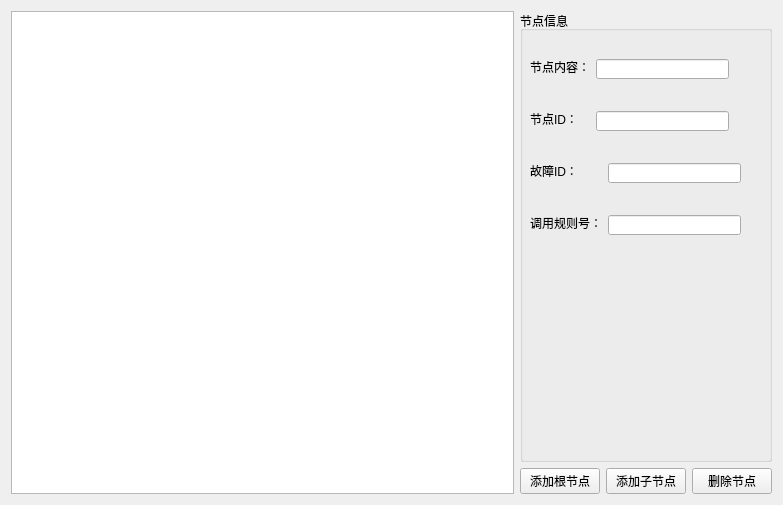
Old version of the form treemanageform.ui in the repository EGeeks/faultree.
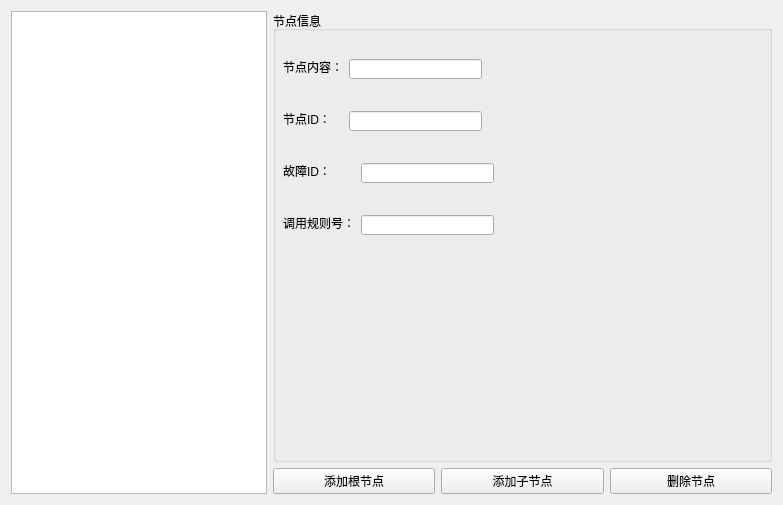
New version of the form.

Patch:
```diff
--- a/treemanageform.ui
+++ b/treemanageform.ui
@@ -16,6 +16,12 @@
   <layout class="QGridLayout" name="gridLayout">
    <item row="0" column="0" rowspan="2">
     <widget class="QTreeView" name="treeView">
+     <property name="sizePolicy">
+      <sizepolicy hsizetype="Minimum" vsizetype="Expanding">
+       <horstretch>0</horstretch>
+       <verstretch>0</verstretch>
+      </sizepolicy>
+     </property>
      <property name="editTriggers">
       <set>QAbstractItemView::NoEditTriggers</set>
      </property>
```
